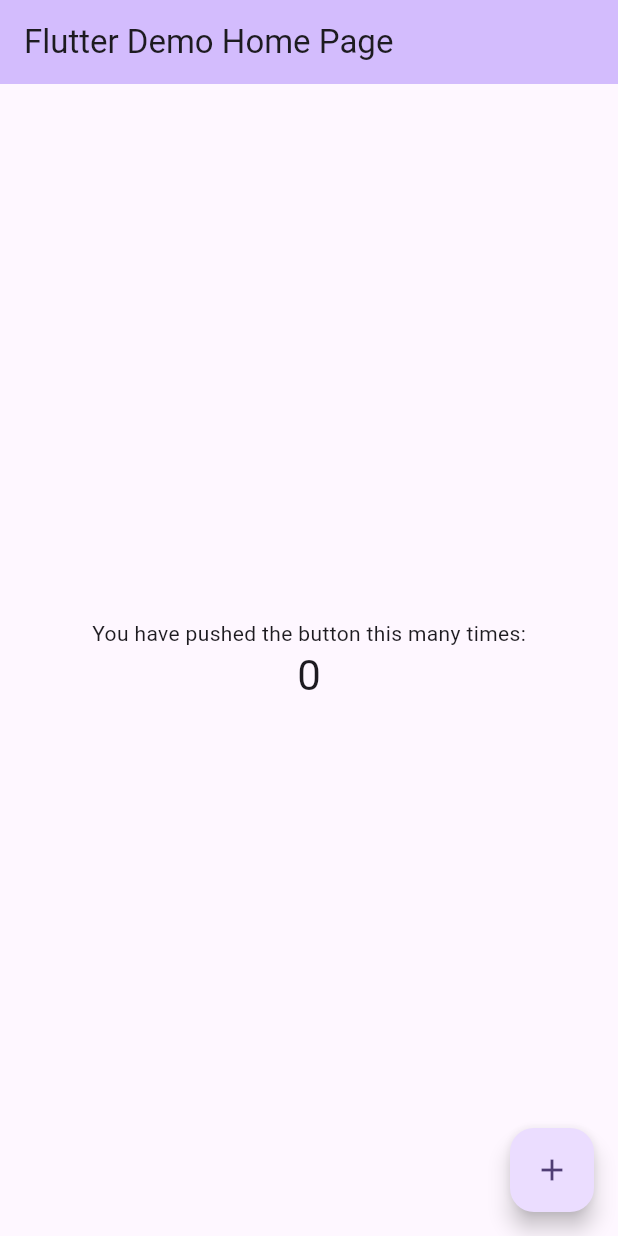
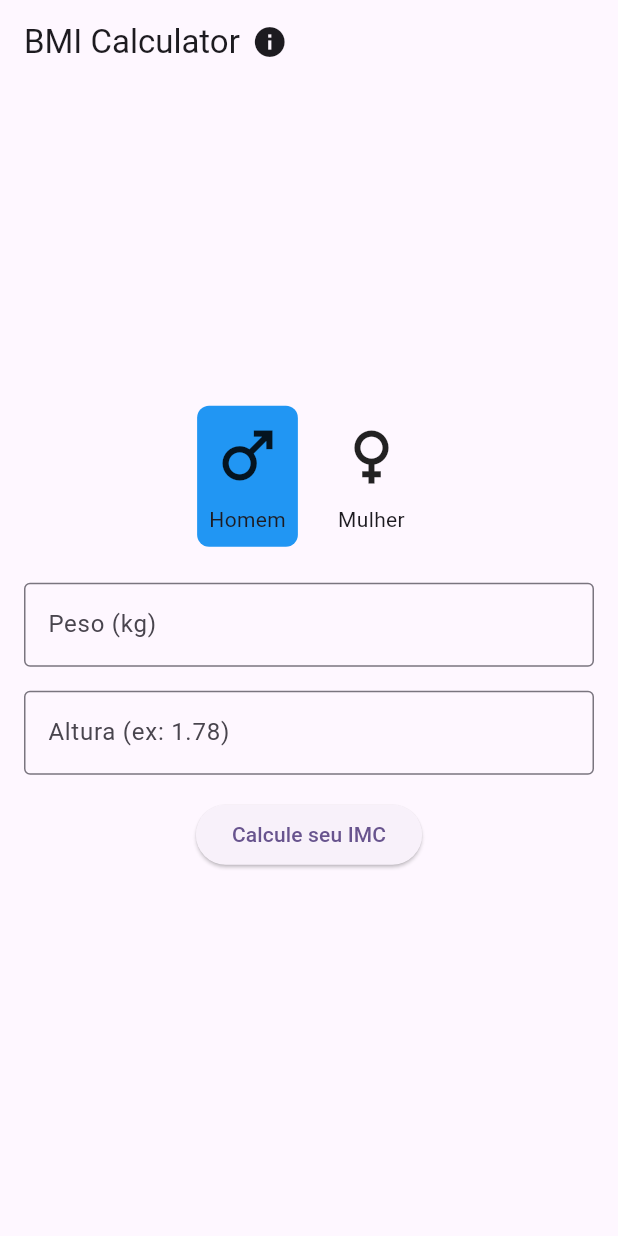
Before and after one commit to thanaracs/app_imc_flutter, a Flutter app: the screen it shows after launch, on a phone screen of 412 x 824 dp. Run offline on Flutter 3.47's test engine with Material 2 defaults, Android fonts, the phone set to English and light mode, and no system bars.

Commit message:
app finalizado

```diff
--- a/lib/main.dart
+++ b/lib/main.dart
@@ -1,4 +1,5 @@
 import 'package:flutter/material.dart';
+import 'package:stateful_widget/screens/home_page.dart';
 
 void main() {
   runApp(const MyApp());
@@ -11,27 +12,13 @@ class MyApp extends StatelessWidget {
   @override
   Widget build(BuildContext context) {
     return MaterialApp(
+      debugShowCheckedModeBanner: false,
       title: 'Flutter Demo',
       theme: ThemeData(
-        // This is the theme of your application.
-        //
-        // TRY THIS: Try running your application with "flutter run". You'll see
-        // the application has a blue toolbar. Then, without quitting the app,
-        // try changing the seedColor in the colorScheme below to Colors.green
-        // and then invoke "hot reload" (save your changes or press the "hot
-        // reload" button in a Flutter-supported IDE, or press "r" if you used
-        // the command line to start the app).
-        //
-        // Notice that the counter didn't reset back to zero; the application
-        // state is not lost during the reload. To reset the state, use hot
-        // restart instead.
-        //
-        // This works for code too, not just values: Most code changes can be
-        // tested with just a hot reload.
         colorScheme: ColorScheme.fromSeed(seedColor: Colors.deepPurple),
         useMaterial3: true,
       ),
-      home: const MyHomePage(title: 'Flutter Demo Home Page'),
+      home: const HomePage(),
     );
   }
 }
@@ -39,14 +26,6 @@ class MyApp extends StatelessWidget {
 class MyHomePage extends StatefulWidget {
   const MyHomePage({super.key, required this.title});
 
-  // This widget is the home page of your application. It is stateful, meaning
-  // that it has a State object (defined below) that contains fields that affect
-  // how it looks.
-
-  // This class is the configuration for the state. It holds the values (in this
-  // case the title) provided by the parent (in this case the App widget) and
-  // used by the build method of the State. Fields in a Widget subclass are
-  // always marked "final".
 
   final String title;
 
@@ -59,50 +38,19 @@ class _MyHomePageState extends State<MyHomePage> {
 
   void _incrementCounter() {
     setState(() {
-      // This call to setState tells the Flutter framework that something has
-      // changed in this State, which causes it to rerun the build method below
-      // so that the display can reflect the updated values. If we changed
-      // _counter without calling setState(), then the build method would not be
-      // called again, and so nothing would appear to happen.
       _counter++;
     });
   }
 
   @override
   Widget build(BuildContext context) {
-    // This method is rerun every time setState is called, for instance as done
-    // by the _incrementCounter method above.
-    //
-    // The Flutter framework has been optimized to make rerunning build methods
-    // fast, so that you can just rebuild anything that needs updating rather
-    // than having to individually change instances of widgets.
     return Scaffold(
       appBar: AppBar(
-        // TRY THIS: Try changing the color here to a specific color (to
-        // Colors.amber, perhaps?) and trigger a hot reload to see the AppBar
-        // change color while the other colors stay the same.
         backgroundColor: Theme.of(context).colorScheme.inversePrimary,
-        // Here we take the value from the MyHomePage object that was created by
-        // the App.build method, and use it to set our appbar title.
         title: Text(widget.title),
       ),
       body: Center(
-        // Center is a layout widget. It takes a single child and positions it
-        // in the middle of the parent.
         child: Column(
-          // Column is also a layout widget. It takes a list of children and
-          // arranges them vertically. By default, it sizes itself to fit its
-          // children horizontally, and tries to be as tall as its parent.
-          //
-          // Column has various properties to control how it sizes itself and
-          // how it positions its children. Here we use mainAxisAlignment to
-          // center the children vertically; the main axis here is the vertical
-          // axis because Columns are vertical (the cross axis would be
-          // horizontal).
-          //
-          // TRY THIS: Invoke "debug painting" (choose the "Toggle Debug Paint"
-          // action in the IDE, or press "p" in the console), to see the
-          // wireframe for each widget.
           mainAxisAlignment: MainAxisAlignment.center,
           children: <Widget>[
             const Text(
--- /dev/null
+++ b/lib/screens/home_page.dart
@@ -0,0 +1,165 @@
+import 'package:flutter/material.dart';
+
+class HomePage extends StatefulWidget {
+  const HomePage({super.key});
+
+  @override
+  State<StatefulWidget> createState() {
+    return HomePageState();
+  }
+}
+
+class HomePageState extends State<HomePage> {
+  late bool isMale;
+  TextEditingController weightController = TextEditingController();
+  TextEditingController heightController = TextEditingController();
+  String bmiResult = '';
+
+  @override
+  void initState() {
+    super.initState();
+    isMale = true;
+  }
+
+  double calculateBMI(double weight, double height) {
+    return weight / (height * height);
+  }
+
+  String interpretBMI(double bmi) {
+    if (bmi < 18.5) {
+      return 'Magreza leve';
+    } else if (bmi >= 18.5 && bmi < 24.9) {
+      return 'Saudável';
+    } else if (bmi >= 25 && bmi < 29.9) {
+      return 'Sobrepeso';
+    } else {
+      return 'Obesidade';
+    }
+  }
+
+  @override
+  Widget build(BuildContext context) {
+    return Scaffold(
+      appBar: AppBar(
+        title: const Row(
+          children: [
+            Text('BMI Calculator'),
+            SizedBox(width: 8),
+            Tooltip(
+              message: 'Menor que 18,5 – Magreza leve\n'
+                  '18,5 a 24.9 – Saudável\n'
+                  '25 a 29.9 – Sobrepeso\n'
+                  'Maior que 30 – Obesidade',
+              child: Icon(Icons.info),
+            ),
+          ],
+        ),
+      ),
+      body: Column(
+        mainAxisAlignment: MainAxisAlignment.center,
+        crossAxisAlignment: CrossAxisAlignment.center,
+        children: [
+          Row(
+            mainAxisAlignment: MainAxisAlignment.center,
+            children: [
+              GestureDetector(
+                onTap: () {
+                  setState(() {
+                    isMale = true;
+                  });
+                },
+                child: Container(
+                  margin: const EdgeInsets.all(8.0),
+                  padding: const EdgeInsets.all(8.0),
+                  decoration: BoxDecoration(
+                    color: isMale ? Colors.blue : Colors.transparent,
+                    borderRadius: BorderRadius.circular(8.0),
+                  ),
+                  child: const Column(
+                    children: [
+                      Icon(Icons.male, size: 50),
+                      SizedBox(height: 8),
+                      Text('Homem'),
+                    ],
+                  ),
+                ),
+              ),
+              GestureDetector(
+                onTap: () {
+                  setState(() {
+                    isMale = false;
+                  });
+                },
+                child: Container(
+                  margin: const EdgeInsets.all(8.0),
+                  padding: const EdgeInsets.all(8.0),
+                  decoration: BoxDecoration(
+                    color: !isMale ? Colors.pink : Colors.transparent,
+                    borderRadius: BorderRadius.circular(8.0),
+                  ),
+                  child: const Column(
+                    children: [
+                      Icon(Icons.female, size: 50),
+                      SizedBox(height: 8),
+                      Text('Mulher'),
+                    ],
+                  ),
+                ),
+              ),
+            ],
+          ),
+          const SizedBox(height: 16.0),
+          Padding(
+            padding: const EdgeInsets.symmetric(horizontal: 16.0),
+            child: TextField(
+              controller: weightController,
+              keyboardType: TextInputType.number,
+              decoration: const InputDecoration(
+                labelText: 'Peso (kg)',
+                border: OutlineInputBorder(),
+              ),
+            ),
+          ),
+          const SizedBox(height: 16.0),
+          Padding(
+            padding: const EdgeInsets.symmetric(horizontal: 16.0),
+            child: TextField(
+              controller: heightController,
+              keyboardType: TextInputType.number,
+              decoration: const InputDecoration(
+                labelText: 'Altura (ex: 1.78)',
+                border: OutlineInputBorder(),
+              ),
+            ),
+          ),
+          const SizedBox(height: 16.0),
+          ElevatedButton(
+            onPressed: () {
+              double? weight = double.tryParse(weightController.text);
+              double? height = double.tryParse(heightController.text);
+
+              if (weight == null ||
+                  height == null ||
+                  weight <= 0 ||
+                  height <= 0) {
+                setState(() {
+                  bmiResult = 'Valores inválidos!';
+                });
+              } else {
+                double bmi = calculateBMI(weight, height);
+                String result = interpretBMI(bmi);
+
+                setState(() {
+                  bmiResult = 'IMC: ${bmi.toStringAsFixed(2)} - $result';
+                });
+              }
+            },
+            child: const Text('Calcule seu IMC'),
+          ),
+          const SizedBox(height: 16.0),
+          Text(bmiResult),
+        ],
+      ),
+    );
+  }
+}
```
